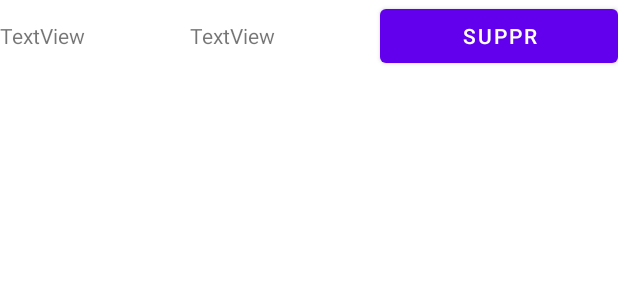
After one commit to simont44/ApplicationAndroid, an Android app: the layout widget_liste_tache.xml on its own in the app's theme, with its tools: preview values and no code run, on a phone screen of 412 x 824 dp. The commit adds this screen. Shown: the top 300 px of the screen. Run offline under Robolectric (Android 15) with nearby library versions, the phone set to English and light mode, and no system bars.

```diff
--- a/app/src/main/AndroidManifest.xml
+++ b/app/src/main/AndroidManifest.xml
@@ -24,6 +24,9 @@
         <activity
             android:name=".MenuGamme"
             android:label="MenuGamme" />
+        <activity
+            android:name=".OperationRepository.EditOperation"
+            android:label="EditOperation" />
     </application>
 
 </manifest>
--- a/app/src/main/java/com/example/robotandroid/GammeRepository/CreateGamme.java
+++ b/app/src/main/java/com/example/robotandroid/GammeRepository/CreateGamme.java
@@ -12,7 +12,7 @@ import android.widget.Button;
 import android.widget.TextView;
 
 import com.example.robotandroid.MenuDemarrage;
-import com.example.robotandroid.OperationRepository.CreateOperation;
+import com.example.robotandroid.OperationRepository.EditOperation;
 import com.example.robotandroid.OperationRepository.Operation;
 import com.example.robotandroid.OperationRepository.OperationAdapter;
 import com.example.robotandroid.R;
@@ -63,7 +63,7 @@ public class CreateGamme extends AppCompatActivity {
     }
     public void CreateOperation()
     {
-        Intent menuOpe = new Intent(this, CreateOperation.class);
+        Intent menuOpe = new Intent(this, EditOperation.class);
         startActivity(menuOpe);
     }
     private void ApplyOperationAdapter(List<Operation> list){
--- a/app/src/main/java/com/example/robotandroid/GammeRepository/GammeAdapter.java
+++ b/app/src/main/java/com/example/robotandroid/GammeRepository/GammeAdapter.java
@@ -14,7 +14,7 @@ import java.util.List;
 
 public class GammeAdapter extends RecyclerView.Adapter<GammeViewHolder> {
 
-    List<Gamme> ListGamme ;
+    private final List<Gamme> ListGamme;
 
     public GammeAdapter(List<Gamme> listGamme) {
         ListGamme = listGamme;
--- a/app/src/main/java/com/example/robotandroid/MenuGamme.java
+++ b/app/src/main/java/com/example/robotandroid/MenuGamme.java
@@ -15,6 +15,7 @@ import com.example.robotandroid.GammeRepository.CreateGamme;
 import com.example.robotandroid.GammeRepository.Gamme;
 import com.example.robotandroid.GammeRepository.GammeAdapter;
 import com.example.robotandroid.OperationRepository.Operation;
+import com.example.robotandroid.TacheRepository.Tache;
 
 import java.util.ArrayList;
 import java.util.List;
@@ -52,6 +53,7 @@ public class MenuGamme extends AppCompatActivity {
        Operation op1 = new Operation("Tourner","ça tourne");
         try {
             gamme2.AjouterOperation(op1);
+            op1.AjouterTache(new Tache(Tache.TypeAction.Attendre,5));
         } catch (Exception e) {
             e.printStackTrace();
         }
--- a/app/src/main/java/com/example/robotandroid/MenuTache.java
+++ b/app/src/main/java/com/example/robotandroid/MenuTache.java
@@ -8,7 +8,7 @@ import android.view.View;
 import android.widget.Button;
 import android.widget.ImageButton;
 
-import com.example.robotandroid.OperationRepository.CreateOperation;
+import com.example.robotandroid.OperationRepository.EditOperation;
 
 public class MenuTache extends AppCompatActivity {
 
@@ -34,7 +34,7 @@ public class MenuTache extends AppCompatActivity {
     }
     public void RetourMenuOpe()
     {
-        Intent menuOpe = new Intent(this, CreateOperation.class);
+        Intent menuOpe = new Intent(this, EditOperation.class);
         startActivity(menuOpe);
         finish();
     }
@@ -42,7 +42,7 @@ public class MenuTache extends AppCompatActivity {
     public void ValiderTache()
     {
         //Sauvegarde de la tache à faire
-        Intent menuOpe = new Intent(this, CreateOperation.class);
+        Intent menuOpe = new Intent(this, EditOperation.class);
         startActivity(menuOpe);
         finish();
     }
--- a/app/src/main/java/com/example/robotandroid/OperationRepository/Operation.java
+++ b/app/src/main/java/com/example/robotandroid/OperationRepository/Operation.java
@@ -1,6 +1,6 @@
 package com.example.robotandroid.OperationRepository;
 
-import com.example.robotandroid.Tache;
+import com.example.robotandroid.TacheRepository.Tache;
 
 import java.io.Serializable;
 import java.util.ArrayList;
--- a/app/src/main/res/layout/activity_create_operation.xml
+++ b/app/src/main/res/layout/activity_create_operation.xml
@@ -4,7 +4,7 @@
     xmlns:tools="http://schemas.android.com/tools"
     android:layout_width="match_parent"
     android:layout_height="match_parent"
-    tools:context=".OperationRepository.CreateOperation">
+    tools:context=".OperationRepository.EditOperation">
 
     <TextView
         android:id="@+id/textView_titreoperation"
--- /dev/null
+++ b/app/src/main/res/layout/widget_liste_tache.xml
@@ -0,0 +1,26 @@
+<?xml version="1.0" encoding="utf-8"?>
+<LinearLayout xmlns:android="http://schemas.android.com/apk/res/android"
+    android:layout_width="match_parent"
+    android:layout_height="match_parent">
+
+    <TextView
+        android:id="@+id/widget_text_typeAction"
+        android:layout_width="wrap_content"
+        android:layout_height="wrap_content"
+        android:layout_weight="1"
+        android:text="TextView" />
+
+    <TextView
+        android:id="@+id/widget_text_value"
+        android:layout_width="wrap_content"
+        android:layout_height="wrap_content"
+        android:layout_weight="1"
+        android:text="TextView" />
+
+    <Button
+        android:id="@+id/widget_tache_suppr_button"
+        android:layout_width="wrap_content"
+        android:layout_height="wrap_content"
+        android:layout_weight="1"
+        android:text="Suppr" />
+</LinearLayout>
```
Also changed, not shown: app/src/main/java/com/example/robotandroid/OperationRepository/EditOperation.java (added, +90 -0 lines), app/src/main/java/com/example/robotandroid/OperationRepository/OperationViewHolder.java (+3 -5 lines), app/src/main/java/com/example/robotandroid/Tache.java (deleted, +0 -14 lines), app/src/main/java/com/example/robotandroid/TacheRepository/CreateTache.java (renamed from app/src/main/java/com/example/robotandroid/OperationRepository/CreateOperation.java, +20 -4 lines), app/src/main/java/com/example/robotandroid/TacheRepository/Tache.java (added, +16 -0 lines), app/src/main/java/com/example/robotandroid/TacheRepository/TacheAdapter.java (added, +40 -0 lines), app/src/main/java/com/example/robotandroid/TacheRepository/TacheViewHolder.java (added, +46 -0 lines).
